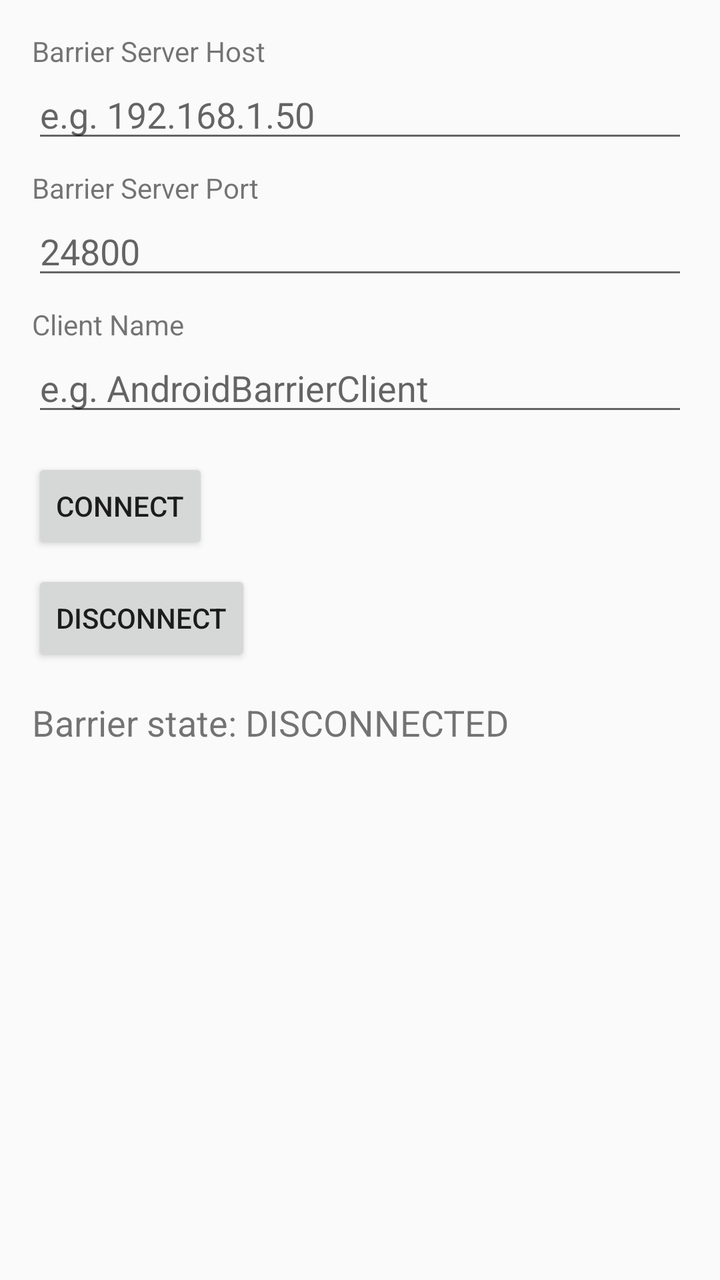
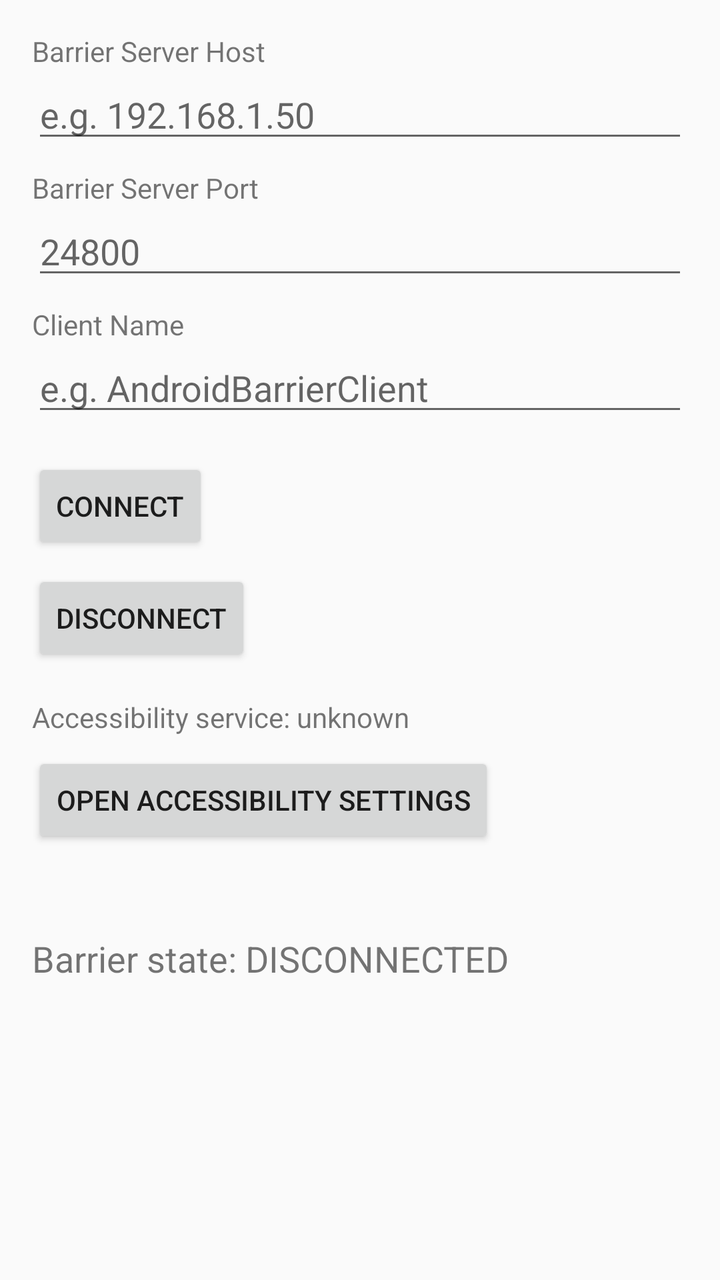

An Android layout rendered at two revisions. The XML below is the earlier revision; the diff shows what the commit changed to produce the second picture.
<!-- AndroidManifest.xml: activity theme Theme.BarrierAndroid -->
<!-- res/layout/activity_main.xml -->
<?xml version="1.0" encoding="utf-8"?>
<LinearLayout xmlns:android="http://schemas.android.com/apk/res/android"
    android:layout_width="match_parent"
    android:layout_height="match_parent"
    android:orientation="vertical"
    android:padding="16dp">

    <TextView
        android:layout_width="match_parent"
        android:layout_height="wrap_content"
        android:text="Barrier Server Host" />

    <EditText
        android:id="@+id/serverHostEditText"
        android:layout_width="match_parent"
        android:layout_height="wrap_content"
        android:hint="e.g. 192.168.1.50"
        android:inputType="text" />

    <TextView
        android:layout_width="match_parent"
        android:layout_height="wrap_content"
        android:layout_marginTop="8dp"
        android:text="Barrier Server Port" />

    <EditText
        android:id="@+id/serverPortEditText"
        android:layout_width="match_parent"
        android:layout_height="wrap_content"
        android:hint="24800"
        android:inputType="number" />

    <TextView
        android:layout_width="match_parent"
        android:layout_height="wrap_content"
        android:layout_marginTop="8dp"
        android:text="Client Name" />

    <EditText
        android:id="@+id/clientNameEditText"
        android:layout_width="match_parent"
        android:layout_height="wrap_content"
        android:hint="e.g. AndroidBarrierClient"
        android:inputType="text" />

    <Button
        android:id="@+id/connectButton"
        android:layout_width="wrap_content"
        android:layout_height="wrap_content"
        android:layout_marginTop="16dp"
        android:text="Connect" />

    <Button
        android:id="@+id/disconnectButton"
        android:layout_width="wrap_content"
        android:layout_height="wrap_content"
        android:layout_marginTop="8dp"
        android:text="Disconnect" />

    <TextView
        android:id="@+id/statusTextView"
        android:layout_width="match_parent"
        android:layout_height="wrap_content"
        android:layout_marginTop="16dp"
        android:textSize="18sp"
        android:text="Barrier state: DISCONNECTED" />
</LinearLayout>
<!-- resources referenced by this layout -->
<resources>
  <style name="Theme.BarrierAndroid" parent="android:Theme.Material.Light.NoActionBar" />
</resources>

<!-- the commit's change to res/layout/activity_main.xml (unified diff, before → after) -->
@@ -58,6 +58,29 @@
         android:text="Disconnect" />
 
     <TextView
+        android:id="@+id/accessibilityStatusTextView"
+        android:layout_width="match_parent"
+        android:layout_height="wrap_content"
+        android:layout_marginTop="16dp"
+        android:textSize="14sp"
+        android:text="Accessibility service: unknown" />
+
+    <Button
+        android:id="@+id/openAccessibilitySettingsButton"
+        android:layout_width="wrap_content"
+        android:layout_height="wrap_content"
+        android:layout_marginTop="8dp"
+        android:text="Open Accessibility Settings" />
+
+    <TextView
+        android:id="@+id/errorTextView"
+        android:layout_width="match_parent"
+        android:layout_height="wrap_content"
+        android:layout_marginTop="8dp"
+        android:textColor="#FF0000"
+        android:textSize="14sp" />
+
+    <TextView
         android:id="@+id/statusTextView"
         android:layout_width="match_parent"
         android:layout_height="wrap_content"
